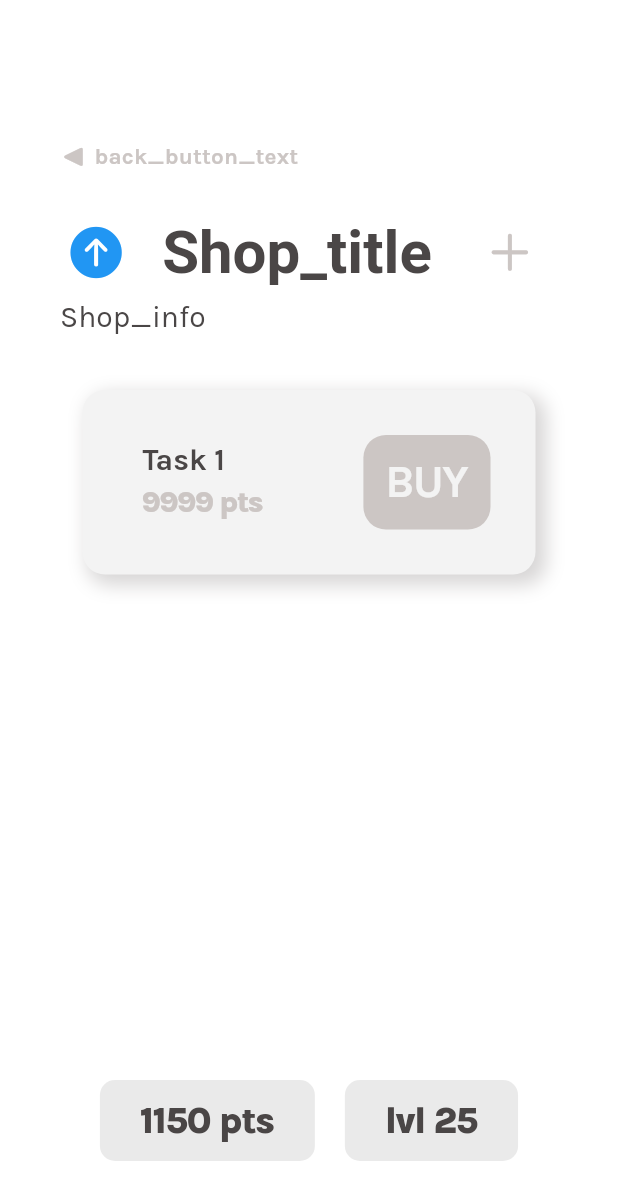
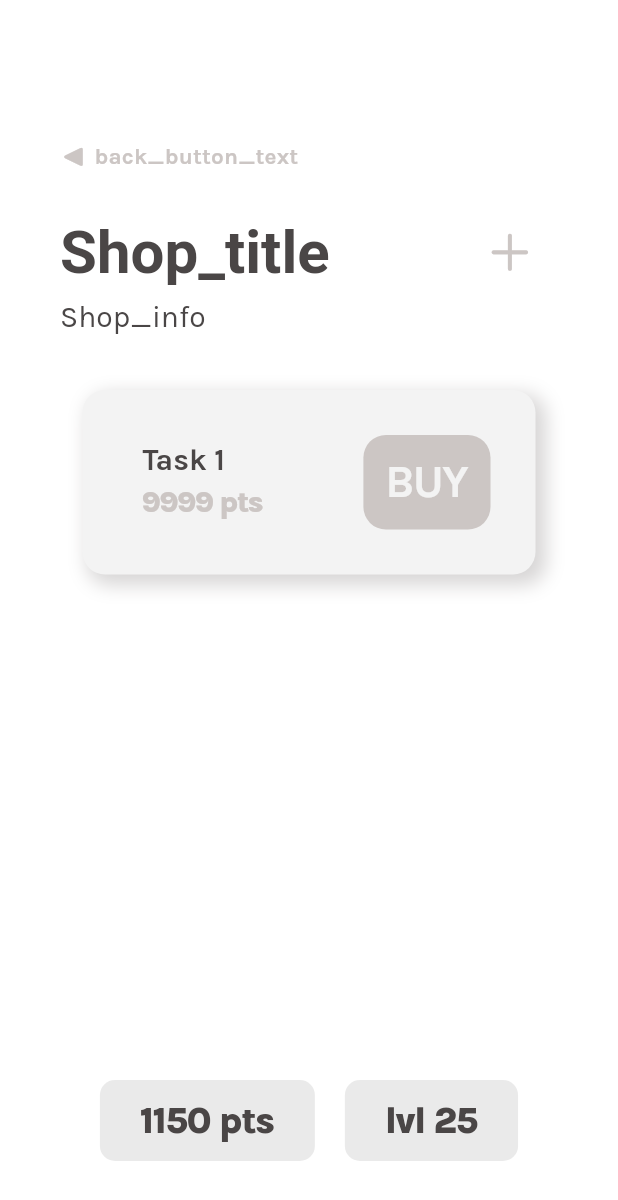
Before and after one commit to iloveproggen/relatee-frontend, a Flutter app: the ShopView screen opened directly with empty values, on a phone screen of 412 x 824 dp. Shown: the top 1200 px of the screen. Run offline on Flutter 3.47's test engine with Material 3 defaults, Android fonts, the phone set to English and light mode, and no system bars; our stand-ins replace flutter_svg, get; missing offline and left inert: postgres; Roboto replaces fonts that are missing (Sedan).

Commit message:
comments and useless button

```diff
--- a/frontend_v1/lib/shop.dart
+++ b/frontend_v1/lib/shop.dart
@@ -7,7 +7,6 @@ import 'package:frontend_v1/profileV2.dart';
 import 'package:frontend_v1/routine.dart';
 import 'package:get/get.dart';
 
-// ignore: must_be_immutable
 class ShopIcon extends StatefulWidget {
   const ShopIcon({
     super.key,
@@ -122,17 +121,6 @@ class ShopViewState extends State<ShopView> {
             Row(
               mainAxisAlignment: MainAxisAlignment.spaceBetween,
               children: [
-                IconButton(
-                  padding: EdgeInsets.zero,
-                  iconSize: 40,
-                  onPressed: () {
-                    Get.to(() => routine(userData: userData));
-                  },
-                  icon: Icon(
-                    CupertinoIcons.arrow_up_circle_fill,
-                    color: Colors.blue,
-                  ),
-                ),
                 Text('Shop_title'.tr,
                     style: Theme.of(context).textTheme.bodyLarge),
                 TextButton(
--- a/frontend_v1/lib/tasks.dart
+++ b/frontend_v1/lib/tasks.dart
@@ -26,6 +26,12 @@ class SliderWidgetRepeat extends StatefulWidget {
   @override
   State<SliderWidgetRepeat> createState() => _SliderWidgetState();
 }
+
+/*
+purpose: This widget holds the slider for switching between task and routine view.
+author: Rene
+date: 17.05.2024
+*/
 
 class _SliderWidgetState extends State<SliderWidgetRepeat> {
   bool _isPermanent = true;
@@ -123,6 +129,12 @@ class _SliderWidgetState extends State<SliderWidgetRepeat> {
   }
 }
 
+/*
+purpose: Should hold the views + info needed.
+author: Rene
+date: 17.05.2024
+*/
+
 class TaskWidget extends StatelessWidget {
   const TaskWidget({super.key});
 
```
